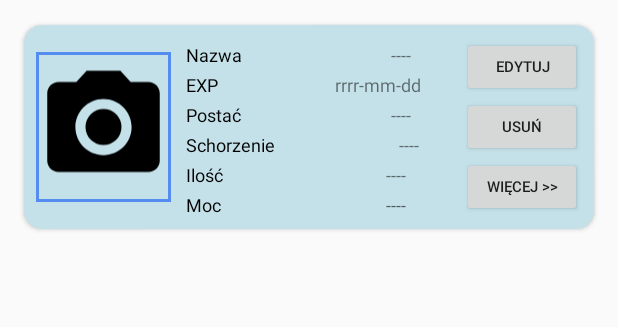
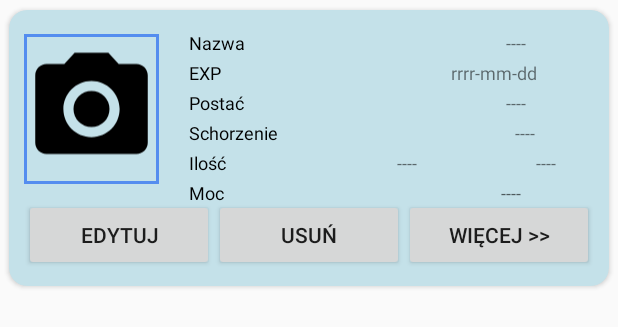
Before and after one commit to mysha13/MyFirstAidKit, an Android app: the layout cardview_recycler_onemedicine.xml on its own in the app's theme, with its tools: preview values and no code run, on a phone screen of 412 x 824 dp. Shown: the top 327 px of the screen. Run offline under Robolectric (Android 15) with nearby library versions, the phone set to English and light mode, and no system bars.

Commit message:
Change view for card works
change cardview and add security

```diff
--- a/app/src/main/java/com/example/elasz/myfirstaidkit/DatabaseAdapters/DBUserMedicamentsAdapter.java
+++ b/app/src/main/java/com/example/elasz/myfirstaidkit/DatabaseAdapters/DBUserMedicamentsAdapter.java
@@ -172,7 +172,7 @@ public class DBUserMedicamentsAdapter {
 
 
 
-    public long AddUserMedicamentData(String name, int id_medicament, String exp_date, String open_date, int form, int purpose, double amount, int amount_form, String person, String note, boolean istake, byte[] image) {
+    public long AddUserMedicamentData(String name, int id_medicament, String exp_date, String open_date, int form, int purpose, double amount, int amount_form, int person, String note, boolean istake, byte[] image) {
         try {
             ContentValues cv = new ContentValues();
             cv.put(DatabaseConstantInformation.NAME, name);
--- a/app/src/main/java/com/example/elasz/myfirstaidkit/Medicaments/ShortMedInfoItemAdapter.java
+++ b/app/src/main/java/com/example/elasz/myfirstaidkit/Medicaments/ShortMedInfoItemAdapter.java
@@ -55,6 +55,7 @@ public class ShortMedInfoItemAdapter extends RecyclerView.Adapter<ShortMedInfoIt
         holder.tv_Form.setText(filteredList.get(position).getForm());
         holder.tv_Purpose.setText(filteredList.get(position).getPurpose());
         holder.tv_Amount.setText(String.valueOf(filteredList.get(position).getAmount()));
+        holder.tv_AmountForm.setText(String.valueOf(filteredList.get(position).getAmoutform()));
         holder.iv_Image.setImageBitmap(filteredList.get(position).getImage());
         holder.tv_Power.setText(filteredList.get(position).getPower());
         holder.tv_Code.setText(filteredList.get(position).getCode());
@@ -121,8 +122,9 @@ public class ShortMedInfoItemAdapter extends RecyclerView.Adapter<ShortMedInfoIt
 
         @BindView(R.id.tv_code_item)
         TextView tv_Code;
-       /* @BindView(R.id.spin_amountform_allinfo)
-        TextView tv_AmountForm;*/
+
+        @BindView(R.id.tv_amountform_item)
+        TextView tv_AmountForm;
 
         @BindView(R.id.tv_poweronemed_item)
         TextView tv_Power;
--- a/app/src/main/res/layout/cardview_recycler_onemedicine.xml
+++ b/app/src/main/res/layout/cardview_recycler_onemedicine.xml
@@ -6,23 +6,16 @@
     android:layout_height="wrap_content"
     xmlns:app="http://schemas.android.com/apk/res-auto"
     android:id="@+id/card_view"
-    android:layout_margin="10dp"
     card_view:cardBackgroundColor="#c4e1e9"
     card_view:cardCornerRadius="12dp"
     android:foreground="?selectableItemBackground"
-    android:clickable="true"
     app:cardUseCompatPadding="true">
 
-    <!--card_view:contentPadding="4dp"
-    card_view:cardElevation="3dp"-->
 
-
-    <android.support.constraint.ConstraintLayout
+    <RelativeLayout
         android:layout_width="match_parent"
         android:layout_height="wrap_content"
-        android:padding="8dp"
         android:id="@+id/base">
-
 
         <TextView
             android:layout_height="wrap_content"
@@ -39,7 +32,7 @@
             android:layout_width="wrap_content"
             android:id="@+id/tv_code_item"
             android:layout_gravity="center"
-            android:layout_marginLeft="7dp"
+            android:layout_marginLeft="10dp"
             android:layout_marginTop="3dp"
             android:textSize="8dp"
             android:visibility="invisible" />
@@ -51,18 +44,18 @@
             android:layout_height="100dp"
             android:layout_gravity="center"
             android:layout_marginBottom="10dp"
+            android:layout_marginTop="16dp"
+            android:layout_marginLeft="10dp"
             android:layout_rowSpan="5"
-            android:src="@drawable/ic_photo_camera_black_24dp"
-            app:layout_constraintBottom_toBottomOf="parent"/>
+            android:src="@drawable/ic_photo_camera_black_24dp"/>
 
         <LinearLayout
-            android:layout_width="190dp"
+            android:layout_width="match_parent"
             android:layout_height="wrap_content"
             android:id="@+id/line1"
             android:weightSum="2"
-            app:layout_constraintLeft_toRightOf="@+id/imageView_oneMedicineItem"
-            app:layout_constraintStart_toEndOf="@id/imageView_oneMedicineItem"
-            app:layout_constraintRight_toLeftOf="@+id/btn_update_item">
+            android:layout_marginTop="10dp"
+            android:layout_marginLeft="110dp">
 
             <TextView
                 android:layout_weight="1"
@@ -88,25 +81,13 @@
                 android:textSize="12dp" />
         </LinearLayout>
 
-        <Button
-            android:id="@+id/btn_update_item"
-            android:layout_width="80dp"
-            android:layout_height="40dp"
-            android:layout_gravity="center"
-            android:layout_rowSpan="2"
-            android:text="@string/edit"
-            android:textSize="10dp"
-            app:layout_constraintRight_toRightOf="@+id/base"/>
-
-
         <LinearLayout
+            android:layout_width="match_parent"
+            android:layout_height="wrap_content"
+            android:layout_marginLeft="110dp"
             android:id="@+id/line2"
             android:weightSum="2"
-            android:layout_width="190dp"
-            android:layout_height="wrap_content"
-            app:layout_constraintStart_toEndOf="@id/imageView_oneMedicineItem"
-            app:layout_constraintTop_toBottomOf="@+id/line1"
-            app:layout_constraintRight_toLeftOf="@+id/btn_update_item">
+            android:layout_below="@+id/line1">
 
             <TextView
                 android:layout_weight="1"
@@ -130,25 +111,14 @@
                 android:text="@string/popular_date"
                 android:textSize="12dp" />
         </LinearLayout>
-        <Button
-            android:id="@+id/btn_delete_item"
-            android:layout_width="80dp"
-            android:layout_height="40dp"
-            android:layout_gravity="center"
-            android:layout_rowSpan="2"
-            android:text="@string/delete"
-            android:textSize="10dp"
-            app:layout_constraintRight_toRightOf="@+id/base"
-            app:layout_constraintTop_toBottomOf="@+id/btn_update_item"/>
 
         <LinearLayout
+            android:layout_width="match_parent"
+            android:layout_height="wrap_content"
+            android:layout_marginLeft="110dp"
             android:id="@+id/line3"
             android:weightSum="2"
-            android:layout_width="190dp"
-            android:layout_height="wrap_content"
-            app:layout_constraintStart_toEndOf="@id/imageView_oneMedicineItem"
-            app:layout_constraintTop_toBottomOf="@+id/line2"
-            app:layout_constraintRight_toLeftOf="@+id/btn_delete_item">
+            android:layout_below="@+id/line2">
 
             <TextView
                 android:layout_weight="1"
@@ -173,25 +143,14 @@
                 android:textSize="12dp" />
         </LinearLayout>
 
-        <Button
-            android:id="@+id/btn_moreInfo_item"
-            android:layout_width="80dp"
-            android:layout_height="40dp"
-            android:layout_gravity="center"
-            android:layout_rowSpan="2"
-            android:text="@string/moreinfo"
-            android:textSize="10dp"
-            app:layout_constraintRight_toRightOf="@+id/base"
-            app:layout_constraintTop_toBottomOf="@+id/btn_delete_item"/>
-
         <LinearLayout
+            android:layout_width="match_parent"
+            android:layout_height="wrap_content"
+            android:layout_marginLeft="110dp"
             android:id="@+id/line4"
             android:weightSum="2"
-            android:layout_width="190dp"
-            android:layout_height="wrap_content"
-            app:layout_constraintStart_toEndOf="@id/imageView_oneMedicineItem"
-            app:layout_constraintTop_toBottomOf="@+id/line3"
-            app:layout_constraintRight_toLeftOf="@+id/btn_delete_item">
+            android:layout_below="@+id/line3">
+
             <TextView
                 android:layout_weight="1"
                 android:layout_height="wrap_content"
@@ -216,13 +175,12 @@
         </LinearLayout>
 
         <LinearLayout
+            android:layout_width="match_parent"
+            android:layout_height="wrap_content"
+            android:layout_marginLeft="110dp"
             android:id="@+id/line5"
-            android:weightSum="2"
-            android:layout_width="190dp"
-            android:layout_height="wrap_content"
-            app:layout_constraintStart_toEndOf="@id/imageView_oneMedicineItem"
-            app:layout_constraintTop_toBottomOf="@+id/line4"
-            app:layout_constraintRight_toLeftOf="@+id/btn_moreInfo_item">
+            android:weightSum="3"
+            android:layout_below="@+id/line4">
             <TextView
                 android:layout_weight="1"
                 android:layout_height="wrap_content"
@@ -235,11 +193,22 @@
                 android:textSize="12dp" />
 
             <TextView
+            android:layout_weight="1"
+            android:gravity="center"
+            android:layout_height="wrap_content"
+            android:layout_width="wrap_content"
+            android:id="@+id/tv_amount_item"
+            android:layout_marginLeft="10dp"
+            android:layout_marginTop="3dp"
+            android:text="@string/emptyfields"
+            android:textSize="12dp" />
+
+            <TextView
                 android:layout_weight="1"
                 android:gravity="center"
                 android:layout_height="wrap_content"
                 android:layout_width="wrap_content"
-                android:id="@+id/tv_amount_item"
+                android:id="@+id/tv_amountform_item"
                 android:layout_marginLeft="10dp"
                 android:layout_marginTop="3dp"
                 android:text="@string/emptyfields"
@@ -247,13 +216,12 @@
         </LinearLayout>
 
         <LinearLayout
+            android:layout_width="match_parent"
+            android:layout_height="wrap_content"
+            android:layout_marginLeft="110dp"
             android:id="@+id/line6"
             android:weightSum="2"
-            android:layout_width="190dp"
-            android:layout_height="wrap_content"
-            app:layout_constraintStart_toEndOf="@id/imageView_oneMedicineItem"
-            app:layout_constraintTop_toBottomOf="@+id/line5"
-            app:layout_constraintRight_toLeftOf="@+id/btn_moreInfo_item">
+            android:layout_below="@+id/line5">
 
             <TextView
                 android:layout_weight="1"
@@ -278,7 +246,47 @@
                 android:textSize="12dp" />
         </LinearLayout>
 
+        <LinearLayout
+            android:layout_width="match_parent"
+            android:layout_height="wrap_content"
+            android:id="@+id/line7"
+            android:weightSum="3"
+            android:layout_marginLeft="10dp"
+            android:layout_marginRight="10dp"
+            android:layout_marginBottom="10dp"
+            android:layout_below="@+id/imageView_oneMedicineItem">
 
-    </android.support.constraint.ConstraintLayout>
+            <Button
+                android:id="@+id/btn_update_item"
+                android:layout_width="80dp"
+                android:layout_height="wrap_content"
+                android:layout_gravity="center"
+                android:layout_weight="1"
+                android:text="@string/edit"
+                android:textSize="14dp"
+                app:layout_constraintRight_toRightOf="@+id/base"/>
+
+            <Button
+                android:id="@+id/btn_delete_item"
+                android:layout_width="80dp"
+                android:layout_height="wrap_content"
+                android:layout_gravity="center"
+                android:layout_weight="1"
+                android:layout_rowSpan="2"
+                android:text="@string/delete"
+                android:textSize="14dp"/>
+
+            <Button
+                android:id="@+id/btn_moreInfo_item"
+                android:layout_width="80dp"
+                android:layout_height="wrap_content"
+                android:layout_gravity="center"
+                android:layout_weight="1"
+                android:text="@string/moreinfo"
+                android:textSize="14dp"/>
+
+        </LinearLayout>
+
+    </RelativeLayout>
 
 </android.support.v7.widget.CardView>
--- a/app/src/main/res/values/strings.xml
+++ b/app/src/main/res/values/strings.xml
@@ -79,7 +79,7 @@
     <string name="findmedicine_name">Wpisz nazwę leku</string>
     <string name="findmedicine_code">Skanuj lub wpisz kod </string>
 
-    <string name="addMedicine_btn_saveUpdate">Zapisz zmiany</string>
+    <string name="addMedicine_btn_addMed">Dodaj lek</string>
     <string name="lists_nearMeds_title">Leki zbliające się do terminu</string>
     <string name="lists_overdueMeds_title">Leki przeterminowane</string>
 
```
Also changed, not shown: app/src/main/java/com/example/elasz/myfirstaidkit/AddMedicine.java (+20 -18 lines), app/src/main/java/com/example/elasz/myfirstaidkit/ListView_InformationList.java (+16 -0 lines), app/src/main/java/com/example/elasz/myfirstaidkit/MainActivity.java (+5 -3 lines), app/src/main/java/com/example/elasz/myfirstaidkit/TakeMedicine.java (+10 -0 lines), app/src/main/java/com/example/elasz/myfirstaidkit/UpdateMedicine.java (+20 -25 lines), app/src/main/res/layout/activity_add_medicine.xml (+5 -4 lines), app/src/main/res/layout/cardview_recycler_takemedicine.xml (added, +286 -0 lines), app/src/main/res/layout/takemedicine_newitem.xml (+59 -110 lines).
